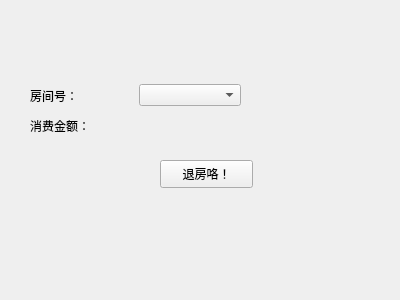
Above: checkout.ui from demoOS-BUPT/demoSE before the change. Below: the same form after it.
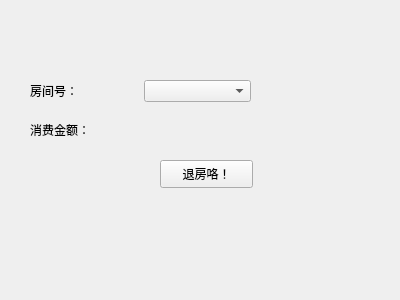
That is the form after the change.

The edit to the form file:
```diff
--- a/checkout.ui
+++ b/checkout.ui
@@ -31,10 +31,12 @@
     <rect>
      <x>30</x>
      <y>80</y>
-     <width>211</width>
-     <height>31</height>
+     <width>221</width>
+     <height>71</height>
     </rect>
    </property>
+   <layout class="QVBoxLayout" name="verticalLayout">
+    <item>
    <layout class="QHBoxLayout" name="horizontalLayout">
     <item>
      <widget class="QLabel" name="label">
@@ -47,16 +49,8 @@
      <widget class="QComboBox" name="roomBox"/>
     </item>
    </layout>
-  </widget>
-  <widget class="QWidget" name="">
-   <property name="geometry">
-    <rect>
-     <x>30</x>
-     <y>110</y>
-     <width>221</width>
-     <height>31</height>
-    </rect>
-   </property>
+    </item>
+    <item>
    <layout class="QHBoxLayout" name="horizontalLayout_2">
     <item>
      <widget class="QLabel" name="label_2">
@@ -73,6 +67,8 @@
      </widget>
     </item>
    </layout>
+    </item>
+   </layout>
   </widget>
   <zorder>priceLab</zorder>
   <zorder>roomBox</zorder>
```
Left out of the diff: 7 changed lines with no effect on the pictures. Lines whose indentation alone changed are shown as unchanged.
